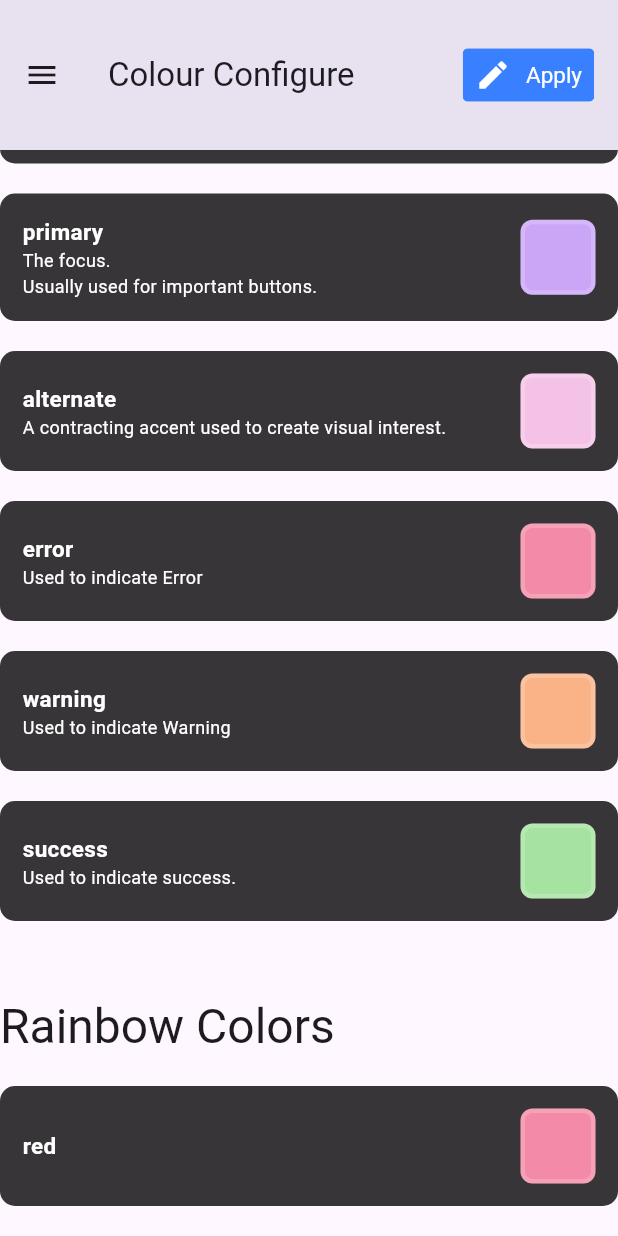
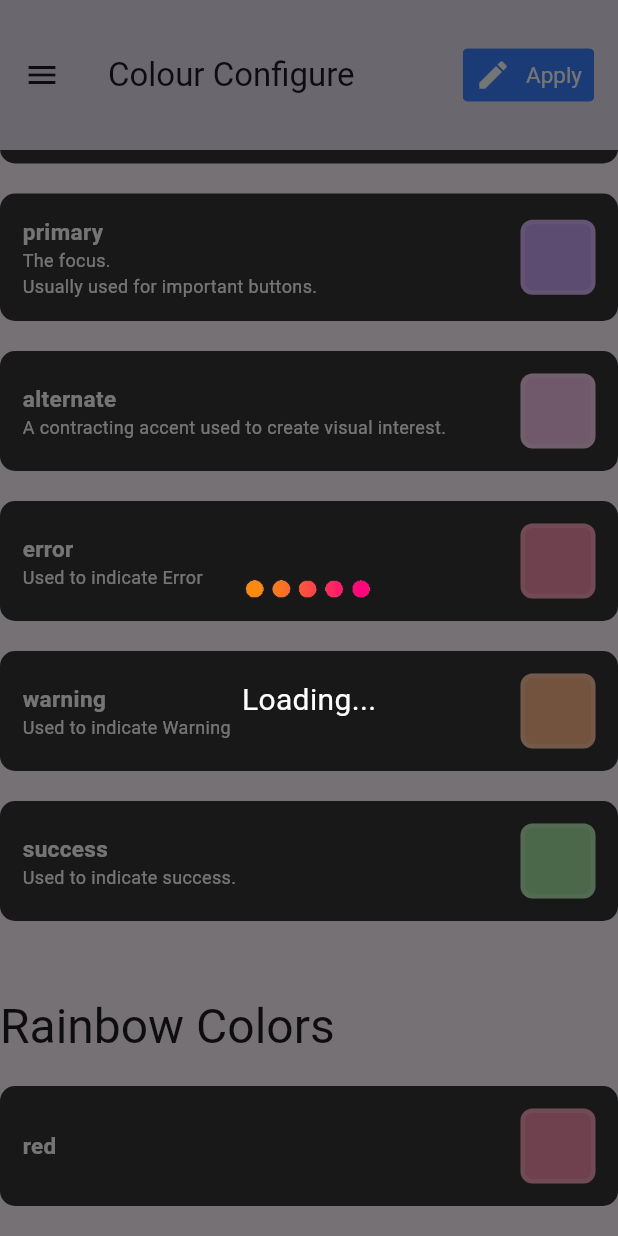
Before and after one commit to ChromaCraftDev/Front-end-Flutter, a Flutter app: the ConfigurePage screen opened by its route, scrolled down 576 dp, after a tap on "Apply", on a phone screen of 412 x 824 dp. Run offline on Flutter 3.47's test engine with Material 3 defaults, Android fonts, the phone set to English and light mode, and no system bars; drawn by our look-alikes of getwidget; our stand-ins replace flutter_colorpicker, font_awesome_flutter, google_sign_in, shared_preferences, supabase, supabase_flutter and 1 more; missing offline and left inert: flex_color_picker, flutter_facebook_auth; accounts and stored records are empty; project files that could hold a hidden picture were left out.

Commit message:
Add a apply loading screen

```diff
--- a/lib/ConfigurePage.dart
+++ b/lib/ConfigurePage.dart
@@ -372,6 +372,7 @@ class _ConfigurePageState extends State<ConfigurePage>
 
     showDialog(
       context: context,
+      barrierDismissible: false,
       builder: (BuildContext context) {
         return AlertDialog(
           title: const Text('Pick a Color'),
@@ -460,6 +461,51 @@ class _ConfigurePageState extends State<ConfigurePage>
 
   void _applyButtonPressed() async {
     if (kDebugMode) print("Applying...");
+
+    // Show loading overlay
+   // Show loading overlay
+    showDialog(
+      context: context,
+      barrierDismissible: false, // Prevent dismissing by tapping outside
+      builder: (BuildContext context) {
+        return Stack(
+          alignment: Alignment.center,
+          children: [
+            // Main content of the screen
+            Positioned.fill(
+              child: Scaffold(
+                backgroundColor: Colors.transparent, // Make scaffold transparent
+                body: Center(
+                  child: Column(
+                    mainAxisSize: MainAxisSize.min,
+                    children: [
+                      Image.asset(
+                        'Images/loading.gif', // Replace 'loading_image.png' with your image asset path
+                        width: 100, // Adjust width as needed
+                        height: 100, // Adjust height as needed
+                      ),
+                      const SizedBox(height: 10), // Add spacing between image and text
+                      const Text(
+                        'Loading...',
+                        style: TextStyle(color: Colors.white, fontSize: 20),
+                      ),
+                    ],
+                  ),
+                ),
+              ),
+            ),
+          ],
+        );
+      },
+    );
+
+
+    // Simulate delay
+    await Future.delayed(const Duration(seconds: 3));
+
+    // Hide loading overlay
+    Navigator.of(context, rootNavigator: true).pop();
+
     saveColorsToPrefs();
     storage.installAllDownloaded(config).listen((it) {
       if (kDebugMode) print("Compiled file: ${it.path}");
```
